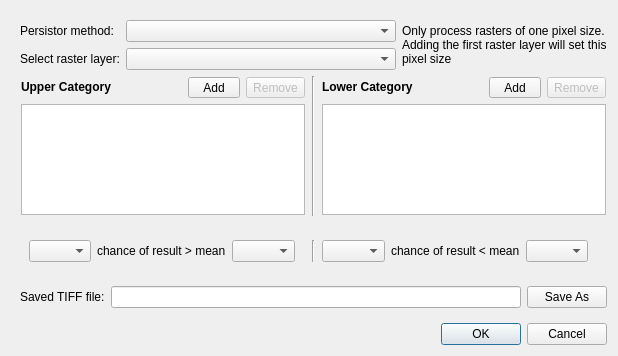
CSIRO-Precision-Agriculture/PAT_QGIS_Plugin, file pat/gui/persistor_dialog_base.ui: the form before one commit.
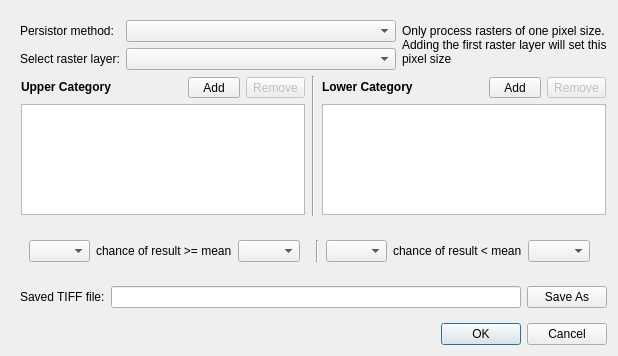
The form after the commit. The open tabs and pages were chosen to show the change. Custom widgets are drawn as their Qt base class.

```diff
--- a/pat/gui/persistor_dialog_base.ui
+++ b/pat/gui/persistor_dialog_base.ui
@@ -497,7 +497,7 @@
             <item>
              <widget class="QLabel" name="lblUpperMean">
               <property name="text">
-               <string>chance of result &gt; mean</string>
+               <string>chance of result &gt;= mean</string>
               </property>
              </widget>
             </item>
```
Left out of the diff: 2 changed lines with no effect on the pictures.
